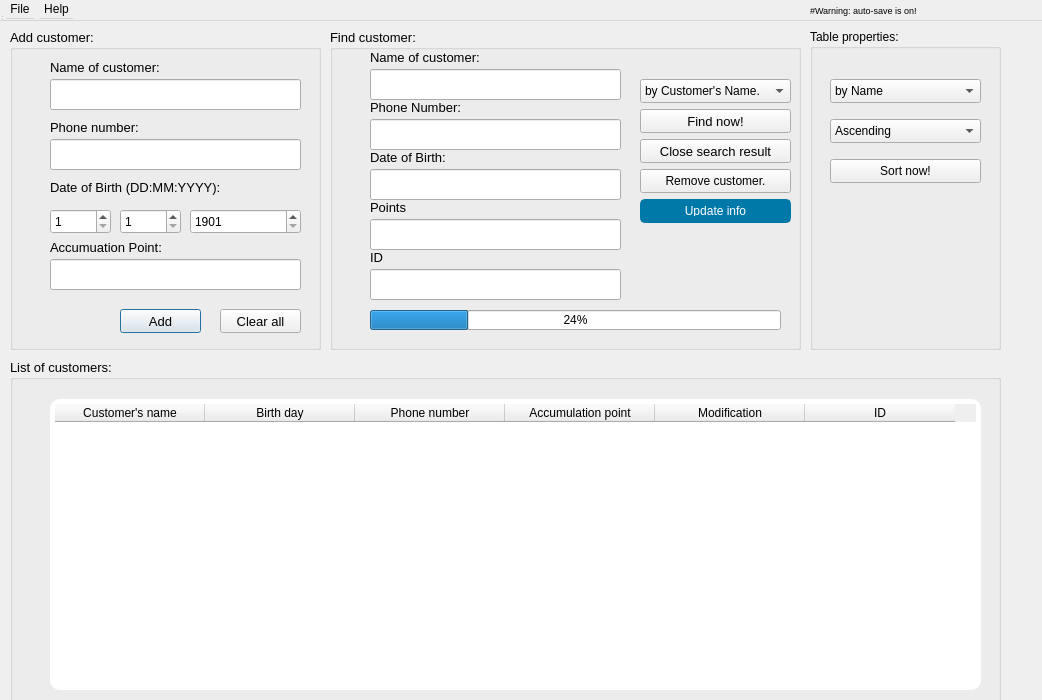
Above: my_customer.ui from ngxx-fus/minisupermarket_management_proj before the change. Below: the same form after it.
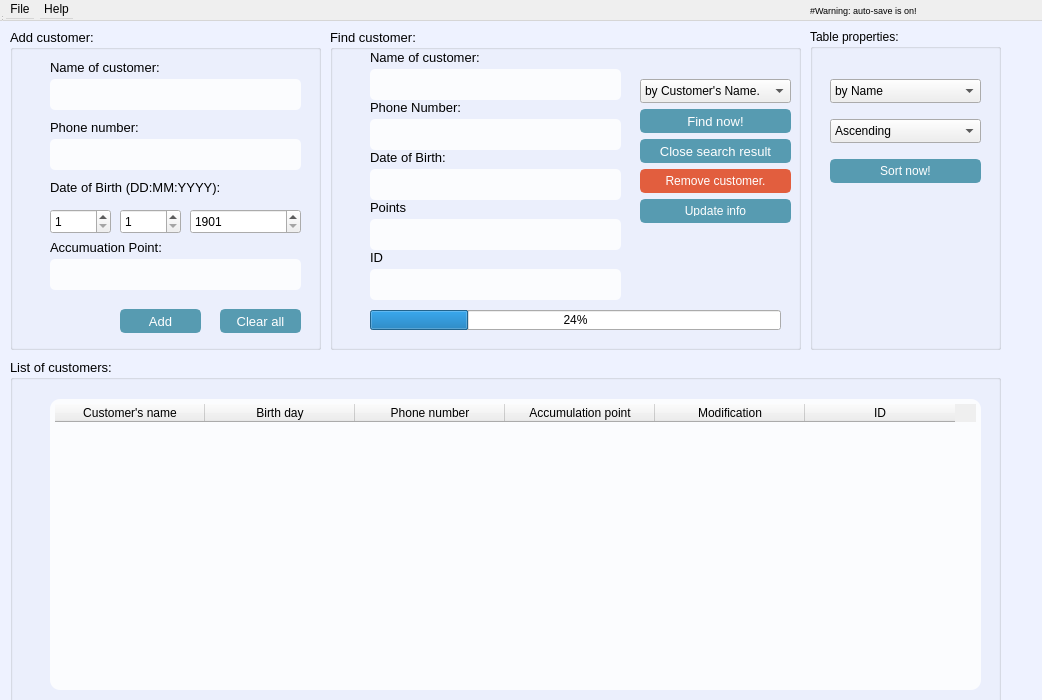
That is the form after the change. Icons and pictures are not drawn.

The edit to the form file:
```diff
--- a/my_customer.ui
+++ b/my_customer.ui
@@ -13,6 +13,140 @@
   <property name="windowTitle">
    <string>Customer Management</string>
   </property>
+  <property name="styleSheet">
+   <string notr="true">
+    QDialog#my_customer
+    {
+    
+       background-color: #EEF2FF; /* Đặt màu nền 8472FF là trắng */
+        color: #ffffff; /* Đặt màu văn bản là màu đen */
+    }  
+
+
+    
+QPushButton#pushButton_RM_MOD {/*only red for extra be cafefully with any action!*/
+                   background-color: #E25E3E; 
+                    color: white;
+                    border: 2px solid #E25E3E; 
+                   border-radius: 5px; 
+                   padding: 5px 10px;
+                   font-weight: bolder;
+                   }
+QPushButton#pushButtonADD {
+                   background-color: #579BB1; 
+                    color: white;
+                    border: 2px solid #579BB1; 
+                   border-radius: 5px; 
+                   padding: 5px 10px;
+                   font-weight: bolder;
+                   }
+QPushButton#pushButtonCancel {
+                   background-color: #579BB1; 
+                    color: white;
+                    border: 2px solid #579BB1; 
+                   border-radius: 5px; 
+                   padding: 5px 10px;
+                  font-weight: bolder;
+                   }
+QPushButton#pushButton_CLOSE_SEARCH_RES{
+                   background-color: #579BB1; 
+                    color: white;
+                    border: 2px solid #579BB1; 
+                   border-radius: 5px; 
+                   padding: 5px 10px;
+font-weight: bolder;
+                   }
+QPushButton#pushButton_FIND{
+                   background-color: #579BB1; 
+                    color: white;
+                    border: 2px solid #579BB1; 
+                   border-radius: 5px; 
+                   padding: 5px 10px;
+font-weight: bolder;
+                   }
+QPushButton#pushButton__SORT{
+                   background-color: #579BB1; 
+                    color: white;
+                    border: 2px solid #579BB1; 
+                   border-radius: 5px; 
+                   padding: 5px 10px;
+font-weight: bolder;
+                   }
+QPushButton#pushButtonUpdateInfo{
+                   background-color: #579BB1; 
+                    color: white;
+                    border: 2px solid #579BB1; 
+                   border-radius: 5px; 
+                   padding: 5px 10px;
+font-weight: bolder;
+                   }
+QLineEdit#lineEdit_NAME_ADD{
+background-color: rgba(255, 255, 255, 0.8); /* Đặt màu nền là trắng */
+    border-radius: 5px; /* Bo góc */
+    padding: 5px; /* Đặt đệm */
+    color: #000000; /* Đặt màu văn bản là màu đen */
+}
+QLineEdit#lineEdit_NUMPHONE_ADD{
+background-color: rgba(255, 255, 255, 0.8); /* Đặt màu nền là trắng */
+    border-radius: 5px; /* Bo góc */
+    padding: 5px; /* Đặt đệm */
+    color: #000000; /* Đặt màu văn bản là màu đen */
+}                 
+QLineEdit#lineEdit_POINT_ADD{
+
+background-color: rgba(255, 255, 255, 0.8); /* Đặt màu nền là trắng */
+    border-radius: 5px; /* Bo góc */
+    padding: 5px; /* Đặt đệm */
+    color: #000000; /* Đặt màu văn bản là màu đen */
+}      
+QLineEdit#lineEdit_DOB_FIND{
+
+background-color: rgba(255, 255, 255, 0.8); /* Đặt màu nền là trắng */
+    border-radius: 5px; /* Bo góc */
+    padding: 5px; /* Đặt đệm */
+    color: #000000; /* Đặt màu văn bản là màu đen */
+
+}      
+QLineEdit#lineEdit_ID_FIND{
+
+background-color: rgba(255, 255, 255, 0.8); /* Đặt màu nền là trắng */
+    border-radius: 5px; /* Bo góc */
+    padding: 5px; /* Đặt đệm */
+    color: #000000; /* Đặt màu văn bản là màu đen */
+}    
+QLineEdit#lineEdit_NAME_FIND{
+
+background-color: rgba(255, 255, 255, 0.8); /* Đặt màu nền là trắng */
+    border-radius: 5px; /* Bo góc */
+    padding: 5px; /* Đặt đệm */
+    color: #000000; /* Đặt màu văn bản là màu đen */
+}    
+QLineEdit#lineEdit_NUMPHONE_FIND
+{
+
+background-color: rgba(255, 255, 255, 0.8); /* Đặt màu nền là trắng */
+    border-radius: 5px; /* Bo góc */
+    padding: 5px; /* Đặt đệm */
+    color: #000000; /* Đặt màu văn bản là màu đen */
+}   
+QLineEdit#lineEdit_POINT_FIND
+{
+
+background-color: rgba(255, 255, 255, 0.8); /* Đặt màu nền là trắng */
+    border-radius: 5px; /* Bo góc */
+    padding: 5px; /* Đặt đệm */
+    color: #000000; /* Đặt màu văn bản là màu đen */
+}   
+
+QTableWidget#tableWidget
+{
+
+   background-color: rgba(255, 255, 255, 0.8); /* Đặt màu nền là trắng */
+    border-radius: 10px; /* Bo góc */
+    padding: 5px; /* Đặt đệm */
+    color: #000000; /* Đặt màu văn bản là màu đen */
+}  </string>
+  </property>
   <widget class="QWidget" name="centralwidget" native="true">
    <property name="geometry">
     <rect>
@@ -24,59 +158,59 @@
    </property>
    <property name="styleSheet">
     <string notr="true">QPushButton#pushButton {
-                   background-color: #0078A8; 
+                   background-color: #164863; 
                     color: white;
-                    border: 2px solid #0078A8; 
+                    border: 2px solid #164863; 
                    border-radius: 5px; 
                    padding: 5px 10px;
                    font-weight: bolder;
                    }
 QPushButton#pushButton_3 {
-                   background-color: #0078A8; 
+                   background-color: #164863; 
                     color: white;
-                    border: 2px solid #0078A8; 
+                    border: 2px solid #164863; 
                    border-radius: 5px; 
                    padding: 5px 10px;
                   font-weight: bolder;
                    }
 QPushButton#pushButton_2{
-                   background-color: #0078A8; 
+                   background-color: #579BB1; 
                     color: white;
-                    border: 2px solid #0078A8; 
+                    border: 2px solid #579BB1; 
                    border-radius: 5px; 
                    padding: 5px 10px;
 font-weight: bolder;
                    }
 QPushButton#pushButtonUpdateInfo{
-                   background-color: #0078A8; 
+                   background-color: #579BB1; 
                     color: white;
-                    border: 2px solid #0078A8; 
+                    border: 2px solid #579BB1; 
                    border-radius: 5px; 
                    padding: 5px 10px;
 font-weight: bolder;
                    }
 QLineEdit#txtSearchID{
-background-color: #FFFFFF; /* Đặt màu nền là trắng */
+background-color: rgba(255, 255, 255, 0.8); /* Đặt màu nền là trắng */
     border-radius: 5px; /* Bo góc */
     padding: 5px; /* Đặt đệm */
     color: #000000; /* Đặt màu văn bản là màu đen */
 }
 QLineEdit#txtID{
-background-color: #FFFFFF; /* Đặt màu nền là trắng */
+background-color: rgba(255, 255, 255, 0.8); /* Đặt màu nền là trắng */
     border-radius: 5px; /* Bo góc */
     padding: 5px; /* Đặt đệm */
     color: #000000; /* Đặt màu văn bản là màu đen */
 }                 
 QLineEdit#txtName{
 
-background-color: #FFFFFF; /* Đặt màu nền là trắng */
+background-color: rgba(255, 255, 255, 0.8); /* Đặt màu nền là trắng */
     border-radius: 5px; /* Bo góc */
     padding: 5px; /* Đặt đệm */
     color: #000000; /* Đặt màu văn bản là màu đen */
 }      
 QLineEdit#txtAmount{
 
-background-color: #FFFFFF; /* Đặt màu nền là trắng */
+background-color: rgba(255, 255, 255, 0.8); /* Đặt màu nền là trắng */
     border-radius: 5px; /* Bo góc */
     padding: 5px; /* Đặt đệm */
     color: #000000; /* Đặt màu văn bản là màu đen */
@@ -84,14 +218,14 @@
 }      
 QLineEdit#txtPrice{
 
-background-color: #FFFFFF; /* Đặt màu nền là trắng */
+background-color: rgba(255, 255, 255, 0.8); /* Đặt màu nền là trắng */
     border-radius: 5px; /* Bo góc */
     padding: 5px; /* Đặt đệm */
     color: #000000; /* Đặt màu văn bản là màu đen */
 }    
 QLineEdit#txtUpdateAmount{
 
-background-color: #FFFFFF; /* Đặt màu nền là trắng */
+background-color: rgba(255, 255, 255, 0.8); /* Đặt màu nền là trắng */
     border-radius: 5px; /* Bo góc */
     padding: 5px; /* Đặt đệm */
     color: #000000; /* Đặt màu văn bản là màu đen */
@@ -99,7 +233,7 @@
 QLineEdit#txtSearch
 {
 
-background-color: #FFFFFF; /* Đặt màu nền là trắng */
+background-color: rgba(255, 255, 255, 0.8); /* Đặt màu nền là trắng */
     border-radius: 5px; /* Bo góc */
     padding: 5px; /* Đặt đệm */
     color: #000000; /* Đặt màu văn bản là màu đen */
@@ -112,7 +246,7 @@
 QTableWidget#tableWidget
 {
 
-   background-color: #FFFFFF; /* Đặt màu nền là trắng */
+   background-color: rgba(255, 255, 255, 0.8); /* Đặt màu nền là trắng */
     border-radius: 10px; /* Bo góc */
     padding: 5px; /* Đặt đệm */
     color: #000000; /* Đặt màu văn bản là màu đen */
@@ -245,6 +379,131 @@
        <kerning>true</kerning>
       </font>
      </property>
+     <property name="styleSheet">
+      <string notr="true">
+QPushButton#pushButton_RM_MOD {
+                   background-color: #ff0000; 
+                    color: white;
+                    border: 2px solid #66BFBF; 
+                   border-radius: 5px; 
+                   padding: 5px 10px;
+                   font-weight: bolder;
+                   }
+QPushButton#pushButtonADD {
+                   background-color: #579BB1; 
+                    color: white;
+                    border: 2px solid #579BB1; 
+                   border-radius: 5px; 
+                   padding: 5px 10px;
+                   font-weight: bolder;
+                   }
+QPushButton#pushButtonCancel {
+                   background-color: #579BB1; 
+                    color: white;
+                    border: 2px solid #579BB1; 
+                   border-radius: 5px; 
+                   padding: 5px 10px;
+                  font-weight: bolder;
+                   }
+QPushButton#pushButton_CLOSE_SEARCH_RES{
+                   background-color: #579BB1; 
+                    color: white;
+                    border: 2px solid #579BB1; 
+                   border-radius: 5px; 
+                   padding: 5px 10px;
+font-weight: bolder;
+                   }
+QPushButton#pushButton_FIND{
+                   background-color: #579BB1; 
+                    color: white;
+                    border: 2px solid #579BB1; 
+                   border-radius: 5px; 
+                   padding: 5px 10px;
+font-weight: bolder;
+                   }
+QPushButton#pushButton__SORT{
+                   background-color: #579BB1; 
+                    color: white;
+                    border: 2px solid #579BB1; 
+                   border-radius: 5px; 
+                   padding: 5px 10px;
+font-weight: bolder;
+                   }
+QPushButton#pushButtonUpdateInfo{
+                   background-color: #579BB1; 
+                    color: white;
+                    border: 2px solid #579BB1; 
+                   border-radius: 5px; 
+                   padding: 5px 10px;
+font-weight: bolder;
+                   }
+QLineEdit#lineEdit_NAME_ADD{
+background-color: rgba(255, 255, 255, 0.8); /* Đặt màu nền là trắng */
+    border-radius: 5px; /* Bo góc */
+    padding: 5px; /* Đặt đệm */
+    color: #000000; /* Đặt màu văn bản là màu đen */
+}
+QLineEdit#lineEdit_NUMPHONE_ADD{
+background-color: rgba(255, 255, 255, 0.8); /* Đặt màu nền là trắng */
+    border-radius: 5px; /* Bo góc */
+    padding: 5px; /* Đặt đệm */
+    color: #000000; /* Đặt màu văn bản là màu đen */
+}                 
+QLineEdit#lineEdit_POINT_ADD{
+
+background-color: rgba(255, 255, 255, 0.8); /* Đặt màu nền là trắng */
+    border-radius: 5px; /* Bo góc */
+    padding: 5px; /* Đặt đệm */
+    color: #000000; /* Đặt màu văn bản là màu đen */
+}      
+QLineEdit#lineEdit_DOB_FIND{
+
+background-color: rgba(255, 255, 255, 0.8); /* Đặt màu nền là trắng */
+    border-radius: 5px; /* Bo góc */
+    padding: 5px; /* Đặt đệm */
+    color: #000000; /* Đặt màu văn bản là màu đen */
+
+}      
+QLineEdit#lineEdit_ID_FIND{
+
+background-color: rgba(255, 255, 255, 0.8); /* Đặt màu nền là trắng */
+    border-radius: 5px; /* Bo góc */
+    padding: 5px; /* Đặt đệm */
+    color: #000000; /* Đặt màu văn bản là màu đen */
+}    
+QLineEdit#lineEdit_NAME_FIND{
+
+background-color: rgba(255, 255, 255, 0.8); /* Đặt màu nền là trắng */
+    border-radius: 5px; /* Bo góc */
+    padding: 5px; /* Đặt đệm */
+    color: #000000; /* Đặt màu văn bản là màu đen */
+}    
+QLineEdit#lineEdit_NUMPHONE_FIND
+{
+
+background-color: rgba(255, 255, 255, 0.8); /* Đặt màu nền là trắng */
+    border-radius: 5px; /* Bo góc */
+    padding: 5px; /* Đặt đệm */
+    color: #000000; /* Đặt màu văn bản là màu đen */
+}   
+QLineEdit#lineEdit_POINT_FIND
+{
+
+background-color: rgba(255, 255, 255, 0.8); /* Đặt màu nền là trắng */
+    border-radius: 5px; /* Bo góc */
+    padding: 5px; /* Đặt đệm */
+    color: #000000; /* Đặt màu văn bản là màu đen */
+}   
+
+QTableWidget#tableWidget
+{
+
+   background-color: rgba(255, 255, 255, 0.8); /* Đặt màu nền là trắng */
+    border-radius: 10px; /* Bo góc */
+    padding: 5px; /* Đặt đệm */
+    color: #000000; /* Đặt màu văn bản là màu đen */
+}  </string>
+     </property>
      <property name="text">
       <string>Add</string>
      </property>
@@ -689,6 +948,131 @@
        <height>24</height>
       </rect>
      </property>
+     <property name="styleSheet">
+      <string notr="true">
+QPushButton#pushButton_RM_MOD {
+                   background-color: #ff0000; 
+                    color: white;
+                    border: 2px solid #66BFBF; 
+                   border-radius: 5px; 
+                   padding: 5px 10px;
+                   font-weight: bolder;
+                   }
+QPushButton#pushButtonADD {
+                   background-color: #579BB1; 
+                    color: white;
+                    border: 2px solid #579BB1; 
+                   border-radius: 5px; 
+                   padding: 5px 10px;
+                   font-weight: bolder;
+                   }
+QPushButton#pushButtonCancel {
+                   background-color: #579BB1; 
+                    color: white;
+                    border: 2px solid #579BB1; 
+                   border-radius: 5px; 
+                   padding: 5px 10px;
+                  font-weight: bolder;
+                   }
+QPushButton#pushButton_CLOSE_SEARCH_RES{
+                   background-color: #579BB1; 
+                    color: white;
+                    border: 2px solid #579BB1; 
+                   border-radius: 5px; 
+                   padding: 5px 10px;
+font-weight: bolder;
+                   }
+QPushButton#pushButton_FIND{
+                   background-color: #579BB1; 
+                    color: white;
+                    border: 2px solid #579BB1; 
+                   border-radius: 5px; 
+                   padding: 5px 10px;
+font-weight: bolder;
+                   }
+QPushButton#pushButton__SORT{
+                   background-color: #579BB1; 
+                    color: white;
+                    border: 2px solid #579BB1; 
+                   border-radius: 5px; 
+                   padding: 5px 10px;
+font-weight: bolder;
+                   }
+QPushButton#pushButtonUpdateInfo{
+                   background-color: #579BB1; 
+                    color: white;
+                    border: 2px solid #579BB1; 
+                   border-radius: 5px; 
+                   padding: 5px 10px;
+font-weight: bolder;
+                   }
+QLineEdit#lineEdit_NAME_ADD{
+background-color: rgba(255, 255, 255, 0.8); /* Đặt màu nền là trắng */
+    border-radius: 5px; /* Bo góc */
+    padding: 5px; /* Đặt đệm */
+    color: #000000; /* Đặt màu văn bản là màu đen */
+}
+QLineEdit#lineEdit_NUMPHONE_ADD{
+background-color: rgba(255, 255, 255, 0.8); /* Đặt màu nền là trắng */
+    border-radius: 5px; /* Bo góc */
+    padding: 5px; /* Đặt đệm */
+    color: #000000; /* Đặt màu văn bản là màu đen */
+}                 
+QLineEdit#lineEdit_POINT_ADD{
+
+background-color: rgba(255, 255, 255, 0.8); /* Đặt màu nền là trắng */
+    border-radius: 5px; /* Bo góc */
+    padding: 5px; /* Đặt đệm */
+    color: #000000; /* Đặt màu văn bản là màu đen */
+}      
+QLineEdit#lineEdit_DOB_FIND{
+
+background-color: rgba(255, 255, 255, 0.8); /* Đặt màu nền là trắng */
+    border-radius: 5px; /* Bo góc */
+    padding: 5px; /* Đặt đệm */
+    color: #000000; /* Đặt màu văn bản là màu đen */
+
+}      
+QLineEdit#lineEdit_ID_FIND{
+
+background-color: rgba(255, 255, 255, 0.8); /* Đặt màu nền là trắng */
+    border-radius: 5px; /* Bo góc */
+    padding: 5px; /* Đặt đệm */
+    color: #000000; /* Đặt màu văn bản là màu đen */
+}    
+QLineEdit#lineEdit_NAME_FIND{
+
+background-color: rgba(255, 255, 255, 0.8); /* Đặt màu nền là trắng */
+    border-radius: 5px; /* Bo góc */
+    padding: 5px; /* Đặt đệm */
+    color: #000000; /* Đặt màu văn bản là màu đen */
+}    
+QLineEdit#lineEdit_NUMPHONE_FIND
+{
+
+background-color: rgba(255, 255, 255, 0.8); /* Đặt màu nền là trắng */
+    border-radius: 5px; /* Bo góc */
+    padding: 5px; /* Đặt đệm */
+    color: #000000; /* Đặt màu văn bản là màu đen */
+}   
+QLineEdit#lineEdit_POINT_FIND
+{
+
+background-color: rgba(255, 255, 255, 0.8); /* Đặt màu nền là trắng */
+    border-radius: 5px; /* Bo góc */
+    padding: 5px; /* Đặt đệm */
+    color: #000000; /* Đặt màu văn bản là màu đen */
+}   
+
+QTableWidget#tableWidget
+{
+
+   background-color: rgba(255, 255, 255, 0.8); /* Đặt màu nền là trắng */
+    border-radius: 10px; /* Bo góc */
+    padding: 5px; /* Đặt đệm */
+    color: #000000; /* Đặt màu văn bản là màu đen */
+}  </string>
+     </property>
      <property name="text">
       <string>Update info</string>
      </property>
```
Left out of the diff: 2 changed lines with no effect on the pictures.
